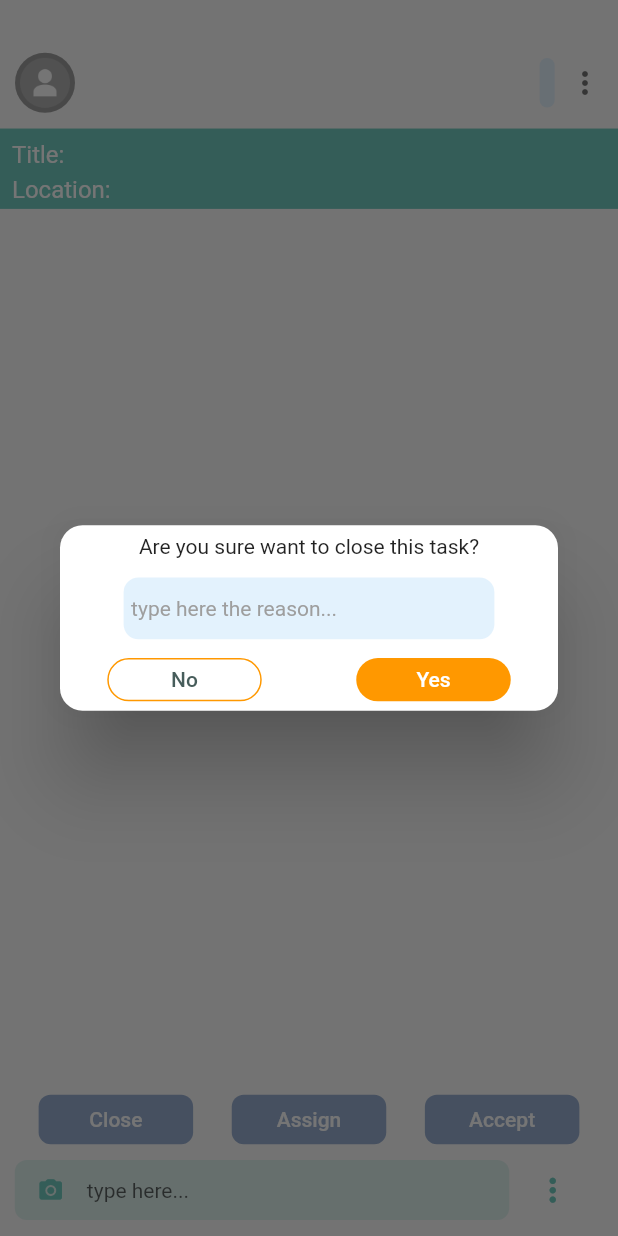
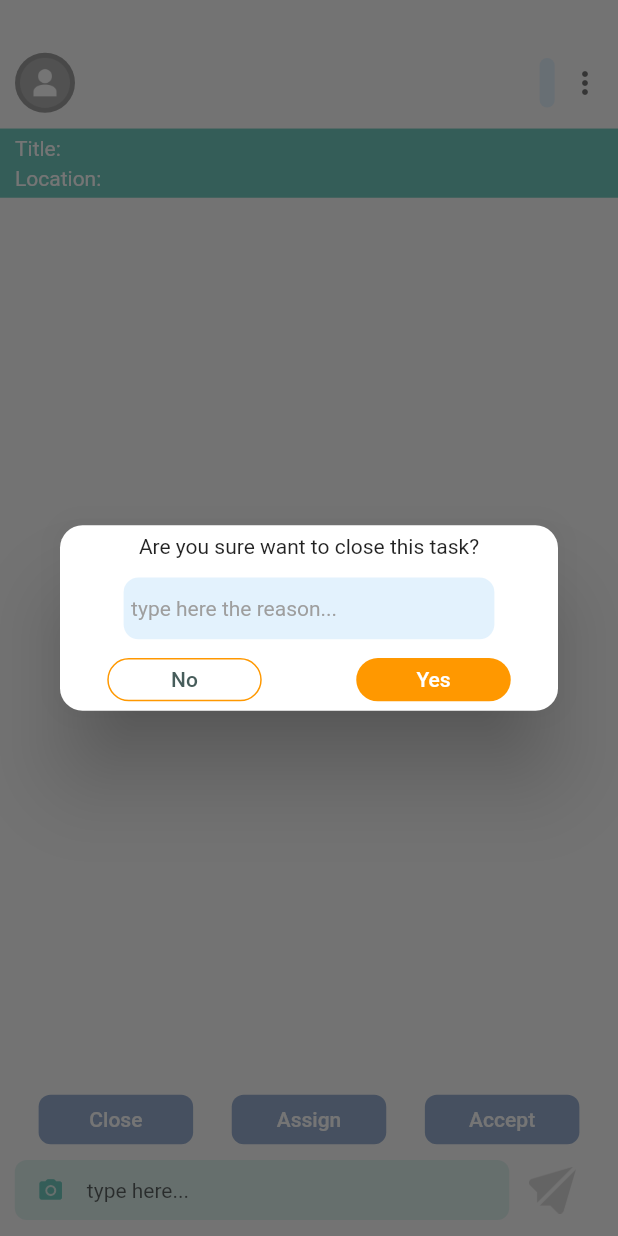
Before and after one commit to hilman117/inboxapp, a Flutter app: the Chatroom screen opened directly with empty values, after a tap on "Close", on a phone screen of 412 x 824 dp. Run offline on Flutter 3.47's test engine with Material 2 defaults, Android fonts, the phone set to English and light mode, and no system bars; our stand-ins replace animated_list_plus, awesome_notifications, cloud_firestore, connectivity_plus, dotted_border, firebase_auth and 16 more; missing offline and left inert: flutter_animated_dialog; accounts and stored records are empty; network calls fail; statements that could not run were skipped; project files that could hold a hidden picture were left out.

Commit message:
Update Ui

```diff
--- a/lib/Screens/chatroom/chatroom.dart
+++ b/lib/Screens/chatroom/chatroom.dart
@@ -152,10 +152,11 @@ class _ChatroomState extends State<Chatroom>
                     "${widget.tilteTask}",
                     "${widget.location}",
                     "${widget.sendTo}",
+                    widget.schedule,
                     widget.assign);
               },
             ),
-            preferredSize: Size.fromHeight(height * 0.14)),
+            preferredSize: Size.fromHeight(height * 0.16)),
         body: SafeArea(
           child: Column(
             children: [
--- a/lib/Screens/chatroom/widget/custom_appbar_chatroom.dart
+++ b/lib/Screens/chatroom/widget/custom_appbar_chatroom.dart
@@ -12,11 +12,14 @@ Widget chatroomAppbar(
         String title,
         String lokasi,
         String image,
+        String schedule,
         List<dynamic> assigned) =>
     Container(
       margin: EdgeInsets.only(top: Get.height * 0.04),
       height: Get.height * 0.2,
       child: Column(
+        mainAxisAlignment: MainAxisAlignment.start,
+        crossAxisAlignment: CrossAxisAlignment.start,
         children: [
           Container(
             height: Get.height * 0.054,
@@ -77,45 +80,70 @@ Widget chatroomAppbar(
             height: Get.height * 0.01,
           ),
           Container(
-            height: Get.height * 0.065,
             color: mainColor,
             width: Get.width,
             child: Padding(
-              padding: const EdgeInsets.all(8.0),
+              padding: const EdgeInsets.symmetric(horizontal: 10, vertical: 5),
               child: Row(
+                crossAxisAlignment: CrossAxisAlignment.start,
                 children: [
                   Column(
                     crossAxisAlignment: CrossAxisAlignment.start,
                     mainAxisAlignment: MainAxisAlignment.center,
                     children: [
-                      Text(
-                        'Title: $title',
-                        style: TextStyle(color: Colors.white, fontSize: 16),
+                      Container(
+                        width: Get.width * 0.45,
+                        child: Text(
+                          'Title: $title',
+                          style: TextStyle(color: Colors.white, fontSize: 14),
+                          overflow: TextOverflow.clip,
+                        ),
                       ),
                       SizedBox(
                         height: Get.height * 0.005,
                       ),
-                      Text(
-                        'Location: $lokasi',
-                        style: TextStyle(color: Colors.white, fontSize: 16),
+                      Container(
+                        width: Get.width * 0.5,
+                        child: Text(
+                          'Location: $lokasi',
+                          style: TextStyle(color: Colors.white, fontSize: 14),
+                          overflow: TextOverflow.clip,
+                        ),
                       ),
                     ],
                   ),
                   Spacer(),
                   Column(
-                    crossAxisAlignment: CrossAxisAlignment.end,
-                    mainAxisAlignment: MainAxisAlignment.start,
                     children: [
                       receiver != ''
-                          ? Text(
-                              'by $receiver',
-                              style:
-                                  TextStyle(color: Colors.white, fontSize: 16),
-                              textAlign: TextAlign.end,
+                          ? Container(
+                              width: Get.width * 0.40,
+                              child: Text(
+                                'by $receiver',
+                                style:
+                                    TextStyle(color: secondary, fontSize: 14),
+                                overflow: TextOverflow.clip,
+                                textAlign: TextAlign.end,
+                              ),
+                            )
+                          : SizedBox(),
+                      SizedBox(
+                        height: Get.height * 0.005,
+                      ),
+                      schedule != ''
+                          ? Container(
+                              width: Get.width * 0.40,
+                              child: Text(
+                                schedule,
+                                style:
+                                    TextStyle(color: Colors.red, fontSize: 14),
+                                overflow: TextOverflow.clip,
+                                textAlign: TextAlign.end,
+                              ),
                             )
                           : SizedBox(),
                     ],
-                  ),
+                  )
                 ],
               ),
             ),
--- a/lib/Screens/chatroom/widget/keyboard.dart
+++ b/lib/Screens/chatroom/widget/keyboard.dart
@@ -59,51 +59,40 @@ Widget keyboardChat(
                   color: mainColor,
                 ),
               ),
-              // focusedBorder: OutlineInputBorder(
-              //     borderRadius: BorderRadius.circular(8),
-              //     borderSide: BorderSide(color: mainColor, width: 1)),
-              // enabledBorder: OutlineInputBorder(
-              //     borderRadius: BorderRadius.circular(8),
-              //     borderSide: BorderSide(color: mainColor, width: 1)),
             ),
           ),
+        ),
+        SizedBox(
+          width: Get.width * 0.02,
         ),
         Consumer<ChatRoomController>(
             builder: (context, value, child) => AnimatedSwitcher(
                   duration: Duration.zero,
                   switchOutCurve: Curves.easeOutSine,
                   child: value.isTypping || value.images != null
-                    ? Container(
-                        height: Get.height * 0.05,
-                        decoration: BoxDecoration(
-                            shape: BoxShape.circle, color: mainColor),
-                        padding: const EdgeInsets.all(5),
-                        child: IconButton(
-                            padding: const EdgeInsets.all(0),
-                            splashRadius: 20,
-                            onPressed: () {
+                      ? GestureDetector(
+                          onTap: () {
                             Provider.of<ChatRoomController>(context,
                                     listen: false)
                                 .sendComment(taskId, location, title, scroll,
                                     deptSender, deptTujuan);
                           },
-                            icon: const Icon(
-                              Icons.send,
-                              color: Colors.white,
-                              size: 25,
-                            )))
+                          child: Container(
+                              height: Get.height * 0.05,
+                              decoration: BoxDecoration(
+                                  shape: BoxShape.circle,
+                                  color: Colors.transparent),
+                              padding: const EdgeInsets.all(5),
+                              child: Image.asset('images/send1.png')),
+                        )
                       : Container(
                           height: Get.height * 0.05,
+                          decoration: BoxDecoration(
+                              shape: BoxShape.circle,
+                              color: Colors.transparent),
                           padding: const EdgeInsets.all(5),
-                        child: IconButton(
-                            padding: const EdgeInsets.all(0),
-                            splashRadius: 20,
-                            onPressed: () {},
-                            icon: Icon(
-                              Icons.more_vert,
-                              color: mainColor,
-                              size: 25,
-                            )))))
+                          child: Image.asset('images/send2.png')),
+                ))
       ],
     ),
   );
```
Also changed, not shown: images/send1.png (added), images/send2.png (added). Lines whose indentation alone changed are shown as unchanged.
